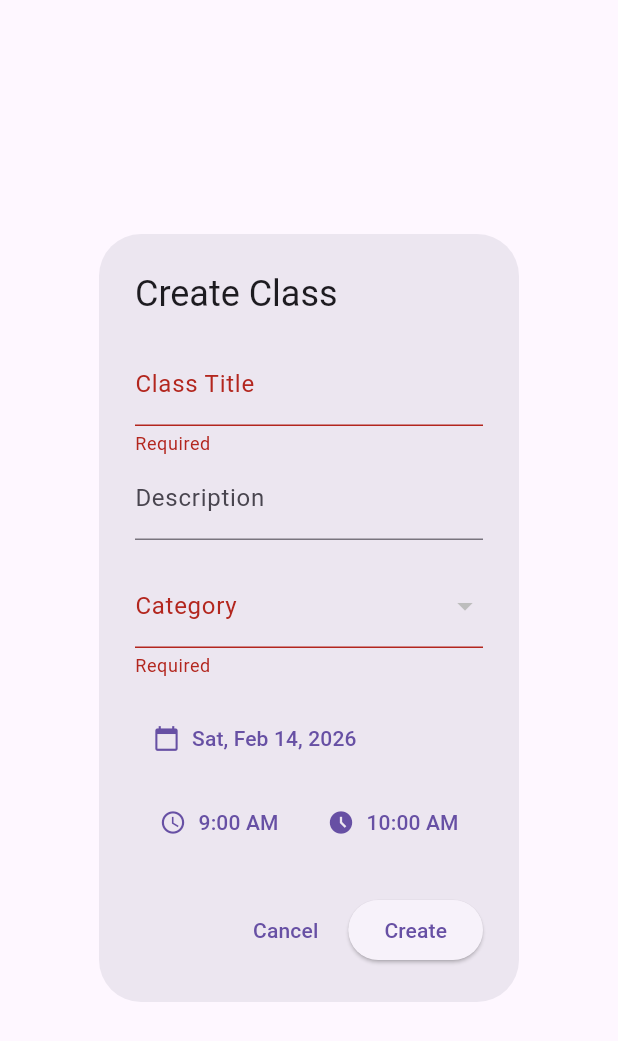
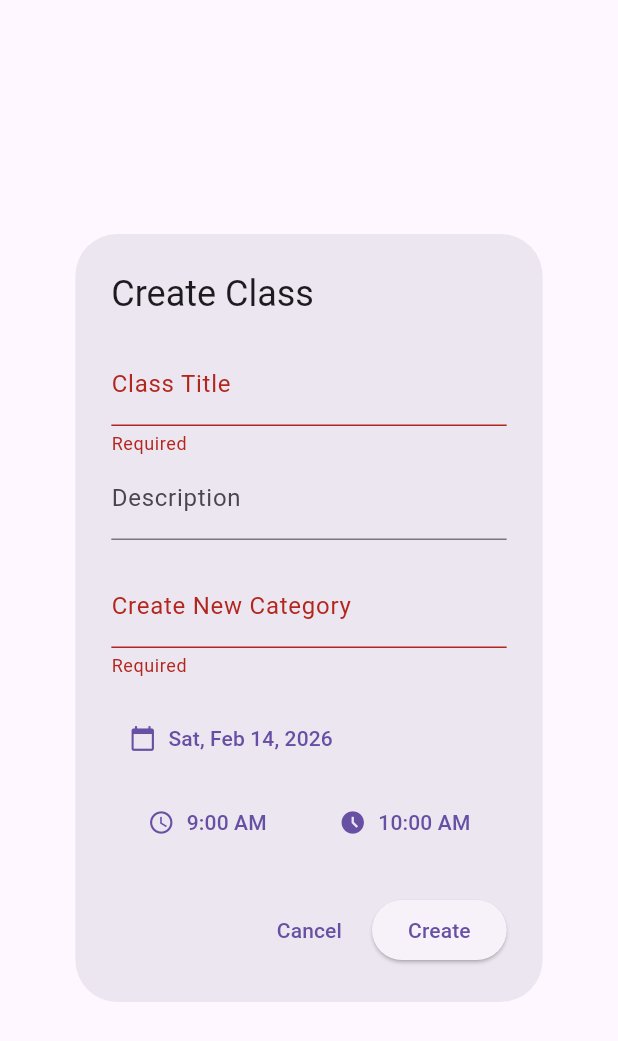
Before and after one commit to theriftlabs/MalahariYoga, a Flutter app: the CreateClassDialog widget shown alone on an empty page, opened directly, after a tap on "Create", on a phone screen of 412 x 824 dp. Shown: the top 1041 px of the screen. Run offline on Flutter 3.47's test engine with Material 3 defaults, Android fonts, the light colour scheme and no system bars; our stand-ins replace cloud_firestore, firebase_auth, firebase_core, go_router, google_sign_in, table_calendar; missing offline and left inert: phone_number; accounts and stored records are empty.

Commit message:
ui fixes to bug

```diff
--- a/lib/screens/teacher/classes/create_class_dialog.dart
+++ b/lib/screens/teacher/classes/create_class_dialog.dart
@@ -28,12 +28,12 @@ class _CreateClassDialogState extends State<CreateClassDialog> {
 
   late TextEditingController _titleController;
   late TextEditingController _descController;
+  late TextEditingController _newCategoryController;
 
   String? _selectedCategoryId;
-  List<CategoryModel> _categories = [];
+  bool _isCreatingCategory = false;
 
   DateTime? _startDate;
-  // End Date is now same as Start Date for single day classes
   TimeOfDay? _startTime;
   TimeOfDay? _endTime;
 
@@ -44,38 +44,12 @@ class _CreateClassDialogState extends State<CreateClassDialog> {
     super.initState();
     _titleController = TextEditingController();
     _descController = TextEditingController();
+    _newCategoryController = TextEditingController();
     _selectedCategoryId = widget.preFilledCategoryId;
 
     _startDate = widget.preFilledDate ?? DateTime.now();
     _startTime = widget.preFilledTime ?? const TimeOfDay(hour: 9, minute: 0);
     _endTime = _startTime?.replacing(hour: _startTime!.hour + 1);
-
-    _loadCategories();
-  }
-
-  Future<void> _loadCategories() async {
-    // Determine if we are filtering by parent or just getting top level
-    // For now, let's just get top level + current category if it exists
-    // Ideally we might want a flattened list or similar, but let's stick to top level for the dropdown
-    // or if preFilledCategoryId is set, maybe we don't need to load?
-    // Let's load top level for now.
-
-    // Using stream as a one-time fetch for dropdown
-    final snapshot = await _categoryService.getTopLevelCategories().first;
-    if (mounted) {
-      setState(() {
-        _categories = snapshot;
-        // If preFilledCategoryId is not in the list (e.g. it's a subcategory), we might need to handle that.
-        // For this simple fix, we assume we are creating at the level we are viewing or selecting a top level.
-        if (_selectedCategoryId != null && !_categories.any((c) => c.id == _selectedCategoryId)) {
-             // If we can't find it in top level, maybe we should fetch it?
-             // Or just leave it as is if it's already set (value can be anything but Dropdown needs it to be in items)
-             // If it's not in items, Dropdown will crash or show nothing if we don't handle it.
-             // Let's just append a "Current" placeholder if needed or handle this better later.
-             // For now, we assume top level categories.
-        }
-      });
-    }
   }
 
   Future<void> _submit() async {
@@ -85,11 +59,18 @@ class _CreateClassDialogState extends State<CreateClassDialog> {
       return;
     }
 
-    // Enforce category selection
-    final categoryId = _selectedCategoryId;
-    if (categoryId == null || categoryId.isEmpty) {
-      ScaffoldMessenger.of(context).showSnackBar(const SnackBar(content: Text("Please select a category")));
+    // Determine category ID
+    String? categoryId = _selectedCategoryId;
+
+    if (_isCreatingCategory) {
+      if (_newCategoryController.text.isEmpty) {
+        ScaffoldMessenger.of(context).showSnackBar(const SnackBar(content: Text("Please enter a category name")));
         return;
+      }
+    } else if (categoryId == null || categoryId.isEmpty) {
+      // Logic handled in UI, but double check
+      // If we are NOT creating, and id is null, we might be in the "empty list" state which forces creation?
+      // Or user just didn't select.
     }
 
     setState(() => _isLoading = true);
@@ -98,8 +79,13 @@ class _CreateClassDialogState extends State<CreateClassDialog> {
       final user = FirebaseAuth.instance.currentUser;
       if (user == null) throw Exception("No user logged in");
 
-      // Single day class: Start/End Date are the same day
-      // Days array contains just that day name
+      // Create category if needed
+      if (_isCreatingCategory) {
+         categoryId = await _categoryService.createCategory(_newCategoryController.text);
+      } else if (categoryId == null) {
+        throw Exception("Please select or create a category");
+      }
+
       final dayName = DateFormat('E').format(_startDate!);
 
       await _classService.createClass(
@@ -107,12 +93,12 @@ class _CreateClassDialogState extends State<CreateClassDialog> {
         description: _descController.text,
         teacherId: user.uid,
         categoryId: categoryId,
-        parentCategoryId: 'root', // Simplified
+        parentCategoryId: 'root',
         startTime: '${_startTime!.hour.toString().padLeft(2, '0')}:${_startTime!.minute.toString().padLeft(2, '0')}',
         endTime: '${_endTime!.hour.toString().padLeft(2, '0')}:${_endTime!.minute.toString().padLeft(2, '0')}',
         days: [dayName],
         startDate: _startDate!,
-        endDate: _startDate!, // Single day
+        endDate: _startDate!,
         capacity: 20,
         inviteEnabled: true,
       );
@@ -173,20 +159,64 @@ class _CreateClassDialogState extends State<CreateClassDialog> {
               ),
               const SizedBox(height: 16),
 
-              // Category Dropdown
+              // Category Selection
+              StreamBuilder<List<CategoryModel>>(
+                stream: _categoryService.getTopLevelCategories(),
+                builder: (context, snapshot) {
+                  if (!snapshot.hasData) return const LinearProgressIndicator();
+
+                  final categories = snapshot.data!;
+
+                  // If no categories exist, force create mode
+                  if (categories.isEmpty) {
+                     _isCreatingCategory = true;
+                     return TextFormField(
+                       controller: _newCategoryController,
+                       decoration: const InputDecoration(
+                         labelText: "Create New Category",
+                         hintText: "No categories found. Enter name...",
+                       ),
+                       validator: (v) => v!.isEmpty ? "Required" : null,
+                     );
+                  }
+
+                  return Column(
+                     crossAxisAlignment: CrossAxisAlignment.start,
+                     children: [
+                       if (!_isCreatingCategory)
                          DropdownButtonFormField<String>(
                            value: _selectedCategoryId,
                            decoration: const InputDecoration(labelText: "Category"),
-                items: _categories.map((c) {
+                           items: categories.map((c) {
                              return DropdownMenuItem(value: c.id, child: Text(c.name));
                            }).toList(),
                            onChanged: (val) => setState(() => _selectedCategoryId = val),
                            validator: (v) => v == null ? "Required" : null,
                          ),
 
+                       if (_isCreatingCategory)
+                         TextFormField(
+                           controller: _newCategoryController,
+                           decoration: const InputDecoration(labelText: "New Category Name"),
+                           validator: (v) => v!.isEmpty ? "Required" : null,
+                         ),
+
+                       TextButton(
+                         onPressed: () {
+                           setState(() {
+                             _isCreatingCategory = !_isCreatingCategory;
+                             if (_isCreatingCategory) _selectedCategoryId = null;
+                           });
+                         },
+                         child: Text(_isCreatingCategory ? "Select Existing Category" : "Create New Category"),
+                       ),
+                     ],
+                  );
+                },
+              ),
+
               const SizedBox(height: 16),
 
-              // Date Picker (Single)
               SizedBox(
                 width: double.infinity,
                 child: TextButton.icon(
```
Lines whose indentation alone changed are shown as unchanged.
